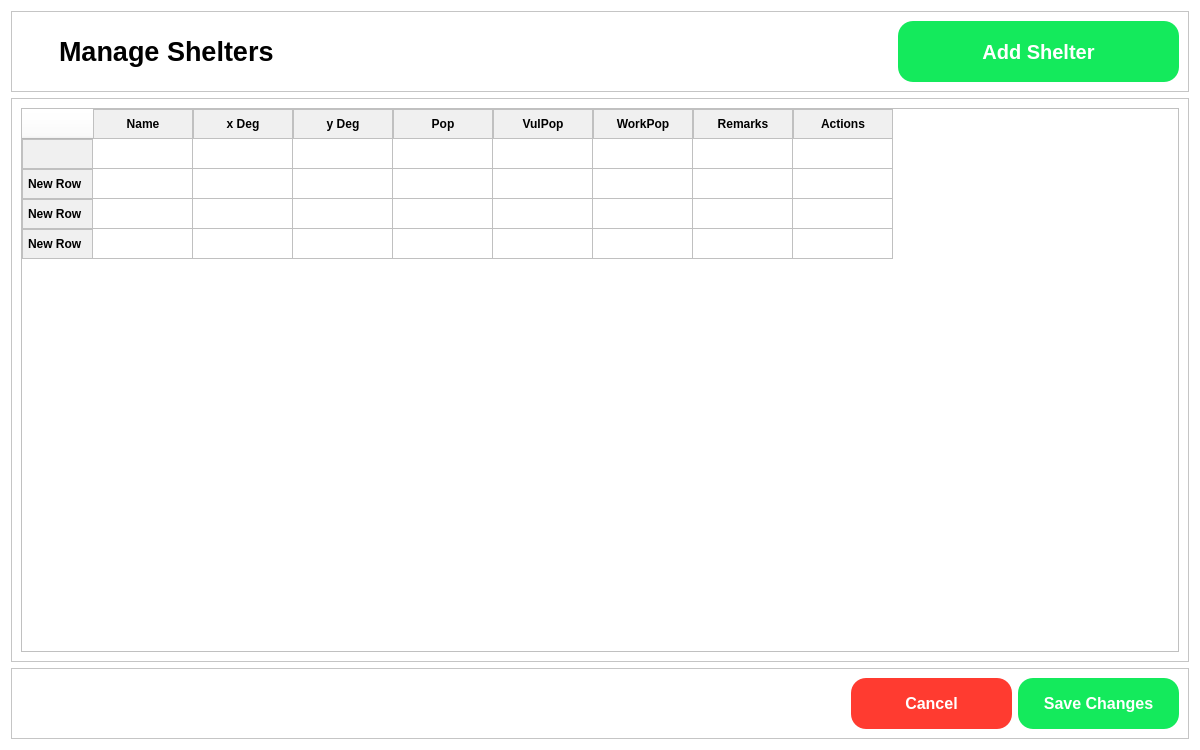
First picture: the form in FE/entityManagement - Shelter.ui, repository Lucianono/ShelterAlloc_Thesis, before the edit.
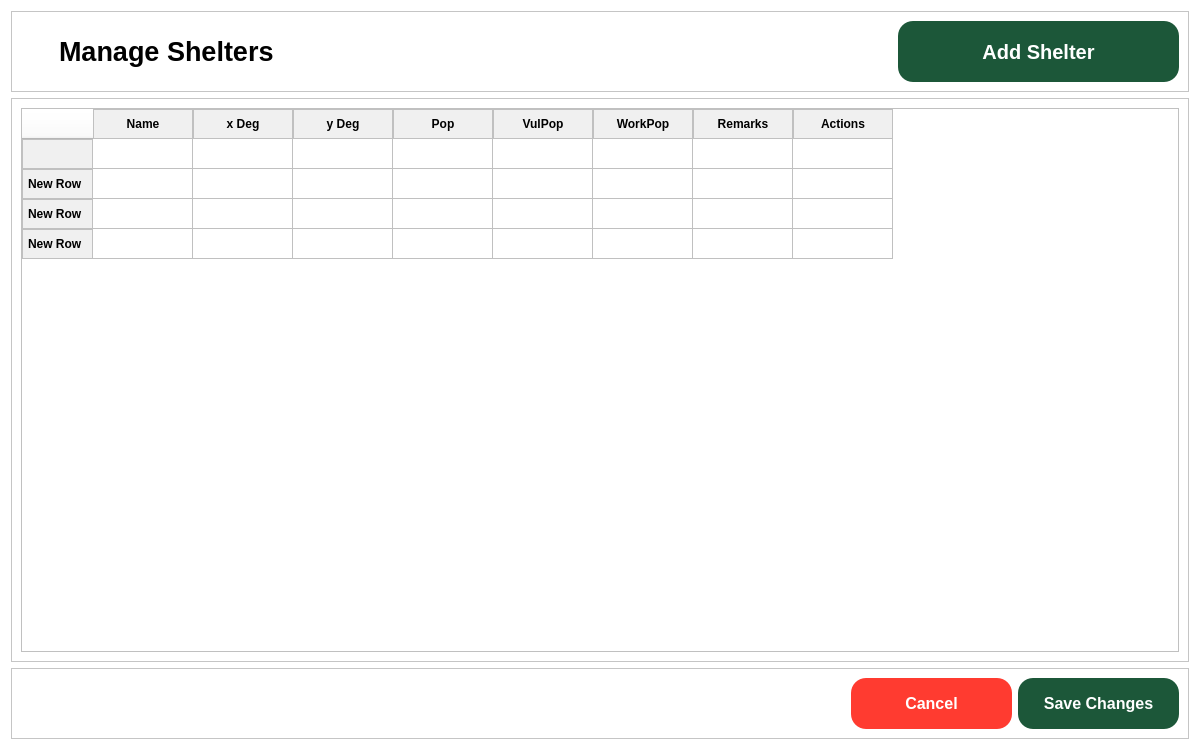
Second picture: the form after the edit. Icons and pictures are not drawn.

Diff of the .ui file:
```diff
--- a/FE/entityManagement - Shelter.ui
+++ b/FE/entityManagement - Shelter.ui
@@ -98,7 +98,7 @@
         </property>
         <property name="styleSheet">
          <string notr="true">QPushButton {
-    background-color: #14EA5C;
+    background-color: #1C5739;
     color: white;
     padding: 5px;
     border: none;
@@ -351,7 +351,7 @@
         </property>
         <property name="styleSheet">
          <string notr="true">QPushButton {
-    background-color: #14EA5C;
+    background-color: #1C5739;
     color: white;
     padding: 5px;
     border: none;
```
Left out of the diff: 8 changed lines with no effect on the pictures.
